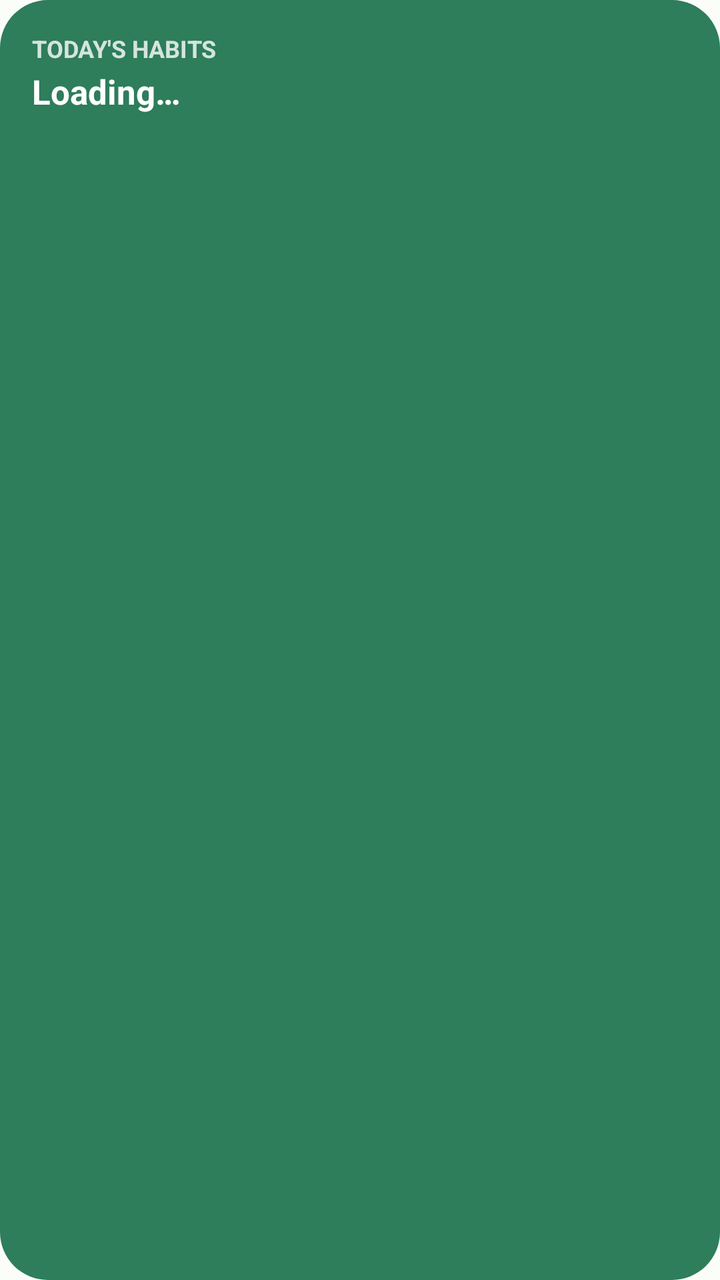
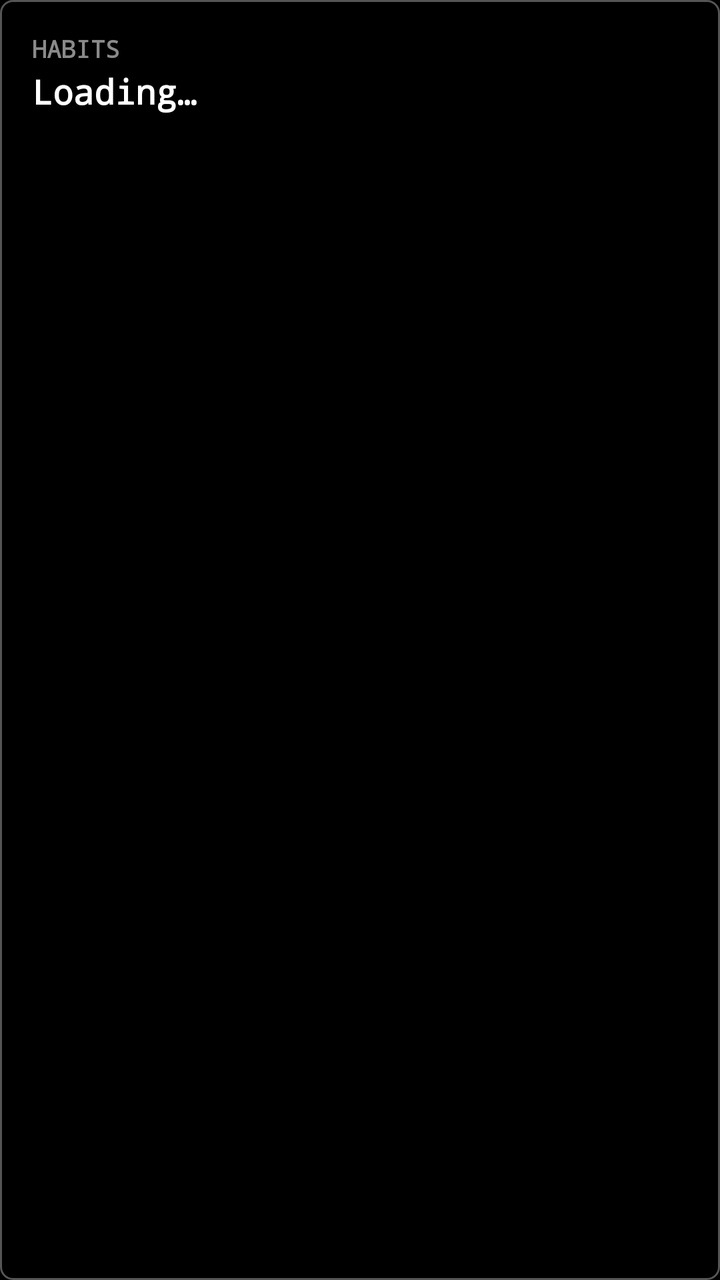

Screens rendered from an Android XML layout before and after an edit, with the pre-edit source and the edit as a unified diff.
<!-- AndroidManifest.xml: application theme Theme.Habits -->
<!-- res/layout/widget_today.xml -->
<?xml version="1.0" encoding="utf-8"?>
<LinearLayout xmlns:android="http://schemas.android.com/apk/res/android"
    android:id="@+id/widget_root"
    android:layout_width="match_parent"
    android:layout_height="match_parent"
    android:background="@drawable/widget_background"
    android:orientation="vertical"
    android:padding="16dp">

    <TextView
        android:layout_width="wrap_content"
        android:layout_height="wrap_content"
        android:text="@string/widget_title"
        android:textColor="#CCFFFFFF"
        android:textSize="12sp"
        android:textStyle="bold" />

    <TextView
        android:id="@+id/widget_status"
        android:layout_width="wrap_content"
        android:layout_height="wrap_content"
        android:layout_marginTop="2dp"
        android:text="@string/widget_loading"
        android:textColor="#FFFFFFFF"
        android:textSize="17sp"
        android:textStyle="bold" />

    <TextView
        android:id="@+id/widget_habits"
        android:layout_width="wrap_content"
        android:layout_height="wrap_content"
        android:layout_marginTop="8dp"
        android:lineSpacingExtra="2dp"
        android:textColor="#E6FFFFFF"
        android:textSize="13sp" />
</LinearLayout>
<!-- resources referenced by this layout -->
<resources>
  <!-- drawable widget_background (drawable) -->
  <?xml version="1.0" encoding="utf-8"?>
  <shape xmlns:android="http://schemas.android.com/apk/res/android" android:shape="rectangle">
      <solid android:color="@color/launcher_background" />
      <corners android:radius="24dp" />
  </shape>
  <string name="widget_loading">Loading…</string>
  <string name="widget_title">TODAY\'S HABITS</string>
  <style name="Theme.Habits" parent="android:Theme.Material.Light.NoActionBar">
          <item name="android:windowBackground">@color/background</item>
      </style>
  <color name="launcher_background">#FF2E7D5B</color>
  <color name="background">#FFFBFDF9</color>
</resources>

<!-- the commit's change to res/layout/widget_today.xml (unified diff, before → after) -->
@@ -11,7 +11,8 @@
         android:layout_width="wrap_content"
         android:layout_height="wrap_content"
         android:text="@string/widget_title"
-        android:textColor="#CCFFFFFF"
+        android:textColor="#FF8A8A8A"
+        android:fontFamily="monospace"
         android:textSize="12sp"
         android:textStyle="bold" />
 
@@ -22,6 +23,7 @@
         android:layout_marginTop="2dp"
         android:text="@string/widget_loading"
         android:textColor="#FFFFFFFF"
+        android:fontFamily="monospace"
         android:textSize="17sp"
         android:textStyle="bold" />
 
@@ -31,6 +33,7 @@
         android:layout_height="wrap_content"
         android:layout_marginTop="8dp"
         android:lineSpacingExtra="2dp"
-        android:textColor="#E6FFFFFF"
+        android:textColor="#FFBDBDBD"
+        android:fontFamily="monospace"
         android:textSize="13sp" />
 </LinearLayout>
<!-- resource entries referenced after the edit -->
@@ -4,14 +4,16 @@
   <?xml version="1.0" encoding="utf-8"?>
   <shape xmlns:android="http://schemas.android.com/apk/res/android" android:shape="rectangle">
       <solid android:color="@color/launcher_background" />
-      <corners android:radius="24dp" />
+      <stroke android:width="1dp" android:color="@color/widget_border" />
+      <corners android:radius="6dp" />
   </shape>
   <string name="widget_loading">Loading…</string>
-  <string name="widget_title">TODAY\'S HABITS</string>
-  <style name="Theme.Habits" parent="android:Theme.Material.Light.NoActionBar">
+  <string name="widget_title">HABITS</string>
+  <style name="Theme.Habits" parent="android:Theme.Material.NoActionBar">
           <item name="android:windowBackground">@color/background</item>
       </style>
-  <color name="launcher_background">#FF2E7D5B</color>
-  <color name="background">#FFFBFDF9</color>
+  <color name="launcher_background">#FF000000</color>
+  <color name="widget_border">#FF555555</color>
+  <color name="background">#FF000000</color>
 </resources>
 
